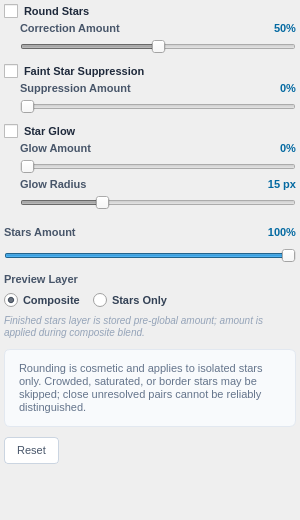
gkyle/startrails, file src/startrails/ui/step_finish_stars.ui: the form before one commit.
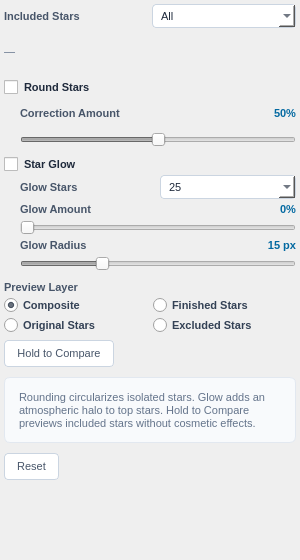
The form after the commit.

Commit message: Rank stars, bound effect cost and make effects comparable

```diff
--- a/src/startrails/ui/step_finish_stars.ui
+++ b/src/startrails/ui/step_finish_stars.ui
@@ -7,7 +7,7 @@
     <x>0</x>
     <y>0</y>
     <width>300</width>
-    <height>520</height>
+    <height>560</height>
    </rect>
   </property>
   <property name="styleSheet">
@@ -22,17 +22,17 @@
     font-size: 11px;
     line-height: 1.3;
 }
-QLabel#lbl_preview_note {
-    color: #94a3b8;
-    font-size: 10px;
-    font-style: italic;
+QLabel#lbl_star_cutoff_info {
+    color: #64748b;
+    font-size: 11px;
+    line-height: 1.3;
 }
-QLabel#lbl_round_stars_title, QLabel#lbl_faint_suppression_title, QLabel#lbl_glow_amount_title, QLabel#lbl_glow_radius_title, QLabel#lbl_star_amount_title, QLabel#lbl_preview_title {
+QLabel#lbl_round_stars_title, QLabel#lbl_glow_count_title, QLabel#lbl_glow_amount_title, QLabel#lbl_glow_radius_title, QLabel#lbl_star_cutoff_title, QLabel#lbl_preview_title {
     font-size: 11px;
     font-weight: 600;
     color: #475569;
 }
-QLabel#lbl_round_stars_value, QLabel#lbl_faint_suppression_value, QLabel#lbl_glow_amount_value, QLabel#lbl_glow_radius_value, QLabel#lbl_star_amount_value {
+QLabel#lbl_round_stars_value, QLabel#lbl_glow_amount_value, QLabel#lbl_glow_radius_value {
     font-size: 11px;
     font-weight: 600;
     color: #0369a1;
@@ -49,7 +49,20 @@
     font-weight: 500;
     spacing: 5px;
 }
-QPushButton#btn_reset {
+QComboBox {
+    background-color: #ffffff;
+    border: 1px solid #cbd5e1;
+    border-radius: 4px;
+    padding: 3px 8px;
+    font-size: 11px;
+    color: #1e293b;
+}
+QComboBox:disabled {
+    background-color: #f8fafc;
+    color: #94a3b8;
+    border-color: #e2e8f0;
+}
+QPushButton#btn_reset, QPushButton#btn_compare {
     background-color: #ffffff;
     color: #475569;
     border: 1px solid #cbd5e1;
@@ -60,7 +73,7 @@
 QPushButton#btn_reset:hover {
     background-color: #f1f5f9;
 }
-QPushButton#btn_reset:disabled {
+QPushButton#btn_reset:disabled, QPushButton#btn_compare:disabled {
     background-color: #f8fafc;
     color: #cbd5e1;
     border-color: #e2e8f0;
@@ -87,6 +100,75 @@
    <property name="bottomMargin">
     <number>4</number>
    </property>
+   <item>
+    <widget class="QWidget" name="included_stars_container" native="true">
+     <layout class="QVBoxLayout" name="included_stars_layout">
+      <property name="spacing">
+       <number>4</number>
+      </property>
+      <property name="leftMargin">
+       <number>0</number>
+      </property>
+      <property name="topMargin">
+       <number>0</number>
+      </property>
+      <property name="rightMargin">
+       <number>0</number>
+      </property>
+      <property name="bottomMargin">
+       <number>0</number>
+      </property>
+      <item>
+       <layout class="QHBoxLayout" name="included_stars_header">
+        <item>
+         <widget class="QLabel" name="lbl_star_cutoff_title">
+          <property name="text">
+           <string>Included Stars</string>
+          </property>
+         </widget>
+        </item>
+        <item>
+         <widget class="QComboBox" name="combo_star_cutoff">
+          <property name="cursor">
+           <cursorShape>PointingHandCursor</cursorShape>
+          </property>
+          <item>
+           <property name="text">
+            <string>All</string>
+           </property>
+          </item>
+          <item>
+           <property name="text">
+            <string>100,000</string>
+           </property>
+          </item>
+          <item>
+           <property name="text">
+            <string>10,000</string>
+           </property>
+          </item>
+          <item>
+           <property name="text">
+            <string>1,000</string>
+           </property>
+          </item>
+         </widget>
+        </item>
+       </layout>
+      </item>
+      <item>
+       <widget class="QLabel" name="lbl_star_cutoff_info">
+        <property name="text">
+         <string>—</string>
+        </property>
+        <property name="wordWrap">
+         <bool>true</bool>
+        </property>
+       </widget>
+      </item>
+     </layout>
+    </widget>
+   </item>
    <item>
     <widget class="QWidget" name="round_stars_container" native="true">
      <layout class="QVBoxLayout" name="round_stars_layout">
@@ -174,93 +256,6 @@
      </layout>
     </widget>
    </item>
-   <item>
-    <widget class="QWidget" name="faint_suppression_container" native="true">
-     <layout class="QVBoxLayout" name="faint_suppression_layout">
-      <property name="spacing">
-       <number>4</number>
-      </property>
-      <property name="leftMargin">
-       <number>0</number>
-      </property>
-      <property name="topMargin">
-       <number>0</number>
-      </property>
-      <property name="rightMargin">
-       <number>0</number>
-      </property>
-      <property name="bottomMargin">
-       <number>0</number>
-      </property>
-      <item>
-       <widget class="QCheckBox" name="check_faint_suppression">
-        <property name="cursor">
-         <cursorShape>PointingHandCursor</cursorShape>
-        </property>
-        <property name="text">
-         <string>Faint Star Suppression</string>
-        </property>
-       </widget>
-      </item>
-      <item>
-       <layout class="QHBoxLayout" name="faint_suppression_header">
-        <property name="leftMargin">
-         <number>16</number>
-        </property>
-        <item>
-         <widget class="QLabel" name="lbl_faint_suppression_title">
-          <property name="text">
-           <string>Suppression Amount</string>
-          </property>
-         </widget>
-        </item>
-        <item>
-         <widget class="QLabel" name="lbl_faint_suppression_value">
-          <property name="text">
-           <string>0%</string>
-          </property>
-          <property name="alignment">
-           <set>Qt::AlignmentFlag::AlignRight|Qt::AlignmentFlag::AlignTrailing|Qt::AlignmentFlag::AlignVCenter</set>
-          </property>
-         </widget>
-        </item>
-       </layout>
-      </item>
-      <item>
-       <layout class="QHBoxLayout" name="faint_suppression_slider_layout">
-        <property name="leftMargin">
-         <number>16</number>
-        </property>
-        <item>
-         <widget class="QSlider" name="slider_faint_suppression">
-          <property name="enabled">
-           <bool>false</bool>
-          </property>
-          <property name="orientation">
-           <enum>Qt::Orientation::Horizontal</enum>
-          </property>
-          <property name="maximum">
-           <number>100</number>
-          </property>
-          <property name="singleStep">
-           <number>1</number>
-          </property>
-          <property name="pageStep">
-           <number>10</number>
-          </property>
-          <property name="value">
-           <number>0</number>
-          </property>
-          <property name="tracking">
-           <bool>true</bool>
-          </property>
-         </widget>
-        </item>
-       </layout>
-      </item>
-     </layout>
-    </widget>
-   </item>
    <item>
     <widget class="QWidget" name="glow_container" native="true">
      <layout class="QVBoxLayout" name="glow_layout">
@@ -289,6 +284,42 @@
         </property>
        </widget>
       </item>
+      <item>
+       <layout class="QHBoxLayout" name="glow_count_header">
+        <property name="leftMargin">
+         <number>16</number>
+        </property>
+        <item>
+         <widget class="QLabel" name="lbl_glow_count_title">
+          <property name="text">
+           <string>Glow Stars</string>
+          </property>
+         </widget>
+        </item>
+        <item>
+         <widget class="QComboBox" name="combo_glow_count">
+          <property name="cursor">
+           <cursorShape>PointingHandCursor</cursorShape>
+          </property>
+          <item>
+           <property name="text">
+            <string>25</string>
+           </property>
+          </item>
+          <item>
+           <property name="text">
+            <string>100</string>
+           </property>
+          </item>
+          <item>
+           <property name="text">
+            <string>500</string>
+           </property>
+          </item>
+         </widget>
+        </item>
+       </layout>
+      </item>
       <item>
        <layout class="QHBoxLayout" name="glow_amount_header">
         <property name="leftMargin">
@@ -407,70 +438,6 @@
      </layout>
     </widget>
    </item>
-   <item>
-    <widget class="QWidget" name="star_amount_container" native="true">
-     <layout class="QVBoxLayout" name="star_amount_layout">
-      <property name="spacing">
-       <number>4</number>
-      </property>
-      <property name="leftMargin">
-       <number>0</number>
-      </property>
-      <property name="topMargin">
-       <number>0</number>
-      </property>
-      <property name="rightMargin">
-       <number>0</number>
-      </property>
-      <property name="bottomMargin">
-       <number>0</number>
-      </property>
-      <item>
-       <layout class="QHBoxLayout" name="star_amount_header">
-        <item>
-         <widget class="QLabel" name="lbl_star_amount_title">
-          <property name="text">
-           <string>Stars Amount</string>
-          </property>
-         </widget>
-        </item>
-        <item>
-         <widget class="QLabel" name="lbl_star_amount_value">
-          <property name="text">
-           <string>100%</string>
-          </property>
-          <property name="alignment">
-           <set>Qt::AlignmentFlag::AlignRight|Qt::AlignmentFlag::AlignTrailing|Qt::AlignmentFlag::AlignVCenter</set>
-          </property>
-         </widget>
-        </item>
-       </layout>
-      </item>
-      <item>
-       <widget class="QSlider" name="slider_star_amount">
-        <property name="orientation">
-         <enum>Qt::Orientation::Horizontal</enum>
-        </property>
-        <property name="maximum">
-         <number>100</number>
-        </property>
-        <property name="singleStep">
-         <number>1</number>
-        </property>
-        <property name="pageStep">
-         <number>10</number>
-        </property>
-        <property name="value">
-         <number>100</number>
-        </property>
-        <property name="tracking">
-         <bool>true</bool>
-        </property>
-       </widget>
-      </item>
-     </layout>
-    </widget>
-   </item>
    <item>
     <widget class="QWidget" name="preview_container" native="true">
      <layout class="QVBoxLayout" name="preview_layout">
@@ -497,11 +464,11 @@
        </widget>
       </item>
       <item>
-       <layout class="QHBoxLayout" name="preview_radios">
+       <layout class="QGridLayout" name="preview_radios">
         <property name="spacing">
-         <number>12</number>
+         <number>6</number>
         </property>
-        <item>
+        <item row="0" column="0">
          <widget class="QRadioButton" name="radio_preview_composite">
           <property name="cursor">
            <cursorShape>PointingHandCursor</cursorShape>
@@ -514,18 +481,55 @@
           </property>
          </widget>
         </item>
+        <item row="0" column="1">
+         <widget class="QRadioButton" name="radio_preview_finished_stars">
+          <property name="cursor">
+           <cursorShape>PointingHandCursor</cursorShape>
+          </property>
+          <property name="text">
+           <string>Finished Stars</string>
+          </property>
+         </widget>
+        </item>
+        <item row="1" column="0">
+         <widget class="QRadioButton" name="radio_preview_original_stars">
+          <property name="cursor">
+           <cursorShape>PointingHandCursor</cursorShape>
+          </property>
+          <property name="text">
+           <string>Original Stars</string>
+          </property>
+         </widget>
+        </item>
+        <item row="1" column="1">
+         <widget class="QRadioButton" name="radio_preview_excluded_stars">
+          <property name="cursor">
+           <cursorShape>PointingHandCursor</cursorShape>
+          </property>
+          <property name="text">
+           <string>Excluded Stars</string>
+          </property>
+         </widget>
+        </item>
+       </layout>
+      </item>
+      <item>
+       <layout class="QHBoxLayout" name="compare_layout">
+        <property name="topMargin">
+         <number>4</number>
+        </property>
         <item>
-         <widget class="QRadioButton" name="radio_preview_stars">
+         <widget class="QPushButton" name="btn_compare">
           <property name="cursor">
            <cursorShape>PointingHandCursor</cursorShape>
           </property>
           <property name="text">
-           <string>Stars Only</string>
+           <string>Hold to Compare</string>
           </property>
          </widget>
         </item>
         <item>
-         <spacer name="preview_spacer">
+         <spacer name="compare_spacer">
           <property name="orientation">
            <enum>Qt::Orientation::Horizontal</enum>
           </property>
@@ -539,16 +543,6 @@
         </item>
        </layout>
       </item>
-      <item>
-       <widget class="QLabel" name="lbl_preview_note">
-        <property name="text">
-         <string>Finished stars layer is stored pre-global amount; amount is applied during composite blend.</string>
-        </property>
-        <property name="wordWrap">
-         <bool>true</bool>
-        </property>
-       </widget>
-      </item>
      </layout>
     </widget>
    </item>
@@ -573,7 +567,7 @@
       <item>
        <widget class="QLabel" name="lbl_help">
         <property name="text">
-         <string>Rounding is cosmetic and applies to isolated stars only. Crowded, saturated, or border stars may be skipped; close unresolved pairs cannot be reliably distinguished.</string>
+         <string>Rounding circularizes isolated stars. Glow adds an atmospheric halo to top stars. Hold to Compare previews included stars without cosmetic effects.</string>
         </property>
         <property name="wordWrap">
          <bool>true</bool>
```
Left out of the diff: 10 changed lines with no effect on the pictures. The commit also changes 19 other files.
